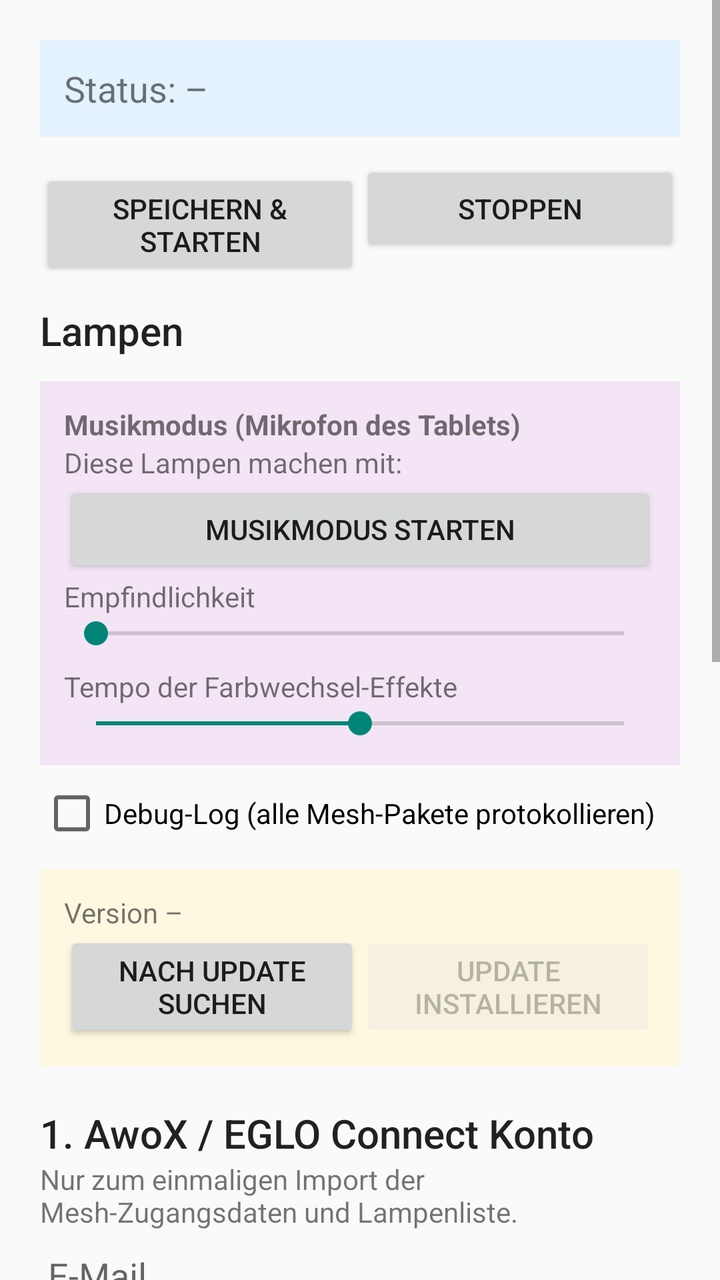
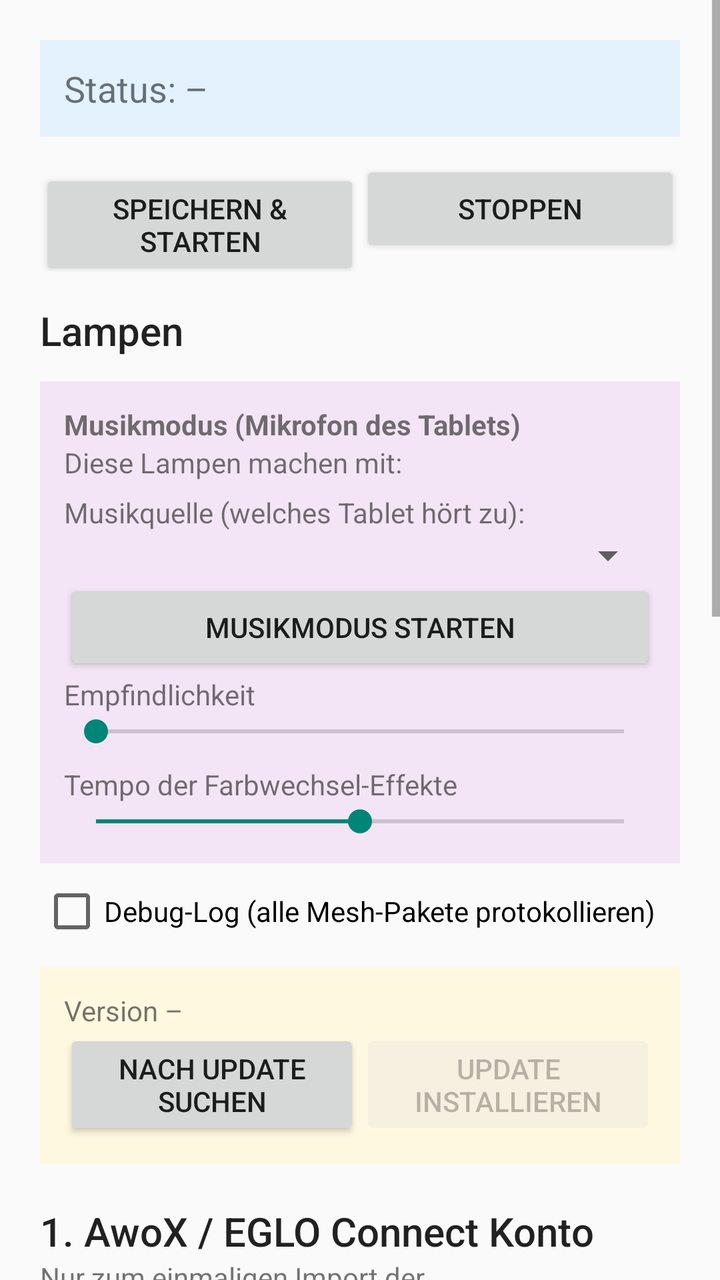

An Android layout rendered at two revisions. The XML below is the earlier revision; the diff shows what the commit changed to produce the second picture.
<!-- AndroidManifest.xml: application theme android:Theme.Material.Light.DarkActionBar -->
<!-- res/layout/activity_main.xml -->
<?xml version="1.0" encoding="utf-8"?>
<ScrollView xmlns:android="http://schemas.android.com/apk/res/android"
    android:layout_width="match_parent"
    android:layout_height="match_parent"
    android:fillViewport="true">

    <LinearLayout
        android:layout_width="match_parent"
        android:layout_height="wrap_content"
        android:orientation="vertical"
        android:descendantFocusability="beforeDescendants"
        android:focusableInTouchMode="true"
        android:padding="20dp">

        <TextView
            android:id="@+id/status"
            android:layout_width="match_parent"
            android:layout_height="wrap_content"
            android:padding="12dp"
            android:background="#E3F2FD"
            android:textSize="18sp"
            android:text="Status: –" />

        <LinearLayout
            android:layout_width="match_parent"
            android:layout_height="wrap_content"
            android:orientation="horizontal"
            android:layout_marginTop="12dp">

            <Button
                android:id="@+id/btnStart"
                android:layout_width="0dp"
                android:layout_height="wrap_content"
                android:layout_weight="1"
                android:text="Speichern &amp; Starten" />

            <Button
                android:id="@+id/btnStop"
                android:layout_width="0dp"
                android:layout_height="wrap_content"
                android:layout_weight="1"
                android:text="Stoppen" />
        </LinearLayout>

        <TextView
            style="@android:style/TextAppearance.Material.Title"
            android:layout_width="match_parent"
            android:layout_height="wrap_content"
            android:layout_marginTop="16dp"
            android:text="Lampen" />

        <LinearLayout
            android:id="@+id/lampsBox"
            android:layout_width="match_parent"
            android:layout_height="wrap_content"
            android:orientation="vertical" />

        <LinearLayout
            android:layout_width="match_parent"
            android:layout_height="wrap_content"
            android:layout_marginTop="12dp"
            android:background="#F3E5F5"
            android:orientation="vertical"
            android:padding="12dp">

            <TextView
                android:layout_width="match_parent"
                android:layout_height="wrap_content"
                android:textStyle="bold"
                android:text="Musikmodus (Mikrofon des Tablets)" />

            <TextView
                android:layout_width="match_parent"
                android:layout_height="wrap_content"
                android:text="Diese Lampen machen mit:" />

            <LinearLayout
                android:id="@+id/musicLamps"
                android:layout_width="match_parent"
                android:layout_height="wrap_content"
                android:orientation="vertical" />

            <Button
                android:id="@+id/btnMusic"
                android:layout_width="match_parent"
                android:layout_height="wrap_content"
                android:text="Musikmodus starten" />

            <TextView
                android:layout_width="match_parent"
                android:layout_height="wrap_content"
                android:text="Empfindlichkeit" />

            <SeekBar
                android:id="@+id/musicSensitivity"
                android:layout_width="match_parent"
                android:layout_height="wrap_content"
                android:max="150" />

            <TextView
                android:layout_width="match_parent"
                android:layout_height="wrap_content"
                android:layout_marginTop="8dp"
                android:text="Tempo der Farbwechsel-Effekte" />

            <SeekBar
                android:id="@+id/sequenceSpeed"
                android:layout_width="match_parent"
                android:layout_height="wrap_content"
                android:max="100"
                android:progress="50" />
        </LinearLayout>

        <CheckBox
            android:id="@+id/debugLog"
            android:layout_width="wrap_content"
            android:layout_height="wrap_content"
            android:layout_marginTop="8dp"
            android:text="Debug-Log (alle Mesh-Pakete protokollieren)" />

        <LinearLayout
            android:id="@+id/updateBox"
            android:layout_width="match_parent"
            android:layout_height="wrap_content"
            android:layout_marginTop="12dp"
            android:background="#FFF8E1"
            android:orientation="vertical"
            android:padding="12dp">

            <TextView
                android:id="@+id/updateStatus"
                android:layout_width="match_parent"
                android:layout_height="wrap_content"
                android:text="Version –" />

            <LinearLayout
                android:layout_width="match_parent"
                android:layout_height="wrap_content"
                android:orientation="horizontal">

                <Button
                    android:id="@+id/btnCheckUpdate"
                    android:layout_width="0dp"
                    android:layout_height="wrap_content"
                    android:layout_weight="1"
                    android:text="Nach Update suchen" />

                <Button
                    android:id="@+id/btnInstallUpdate"
                    android:layout_width="0dp"
                    android:layout_height="wrap_content"
                    android:layout_weight="1"
                    android:enabled="false"
                    android:text="Update installieren" />
            </LinearLayout>
        </LinearLayout>

        <TextView
            style="@android:style/TextAppearance.Material.Title"
            android:layout_width="match_parent"
            android:layout_height="wrap_content"
            android:layout_marginTop="20dp"
            android:text="1. AwoX / EGLO Connect Konto" />

        <TextView
            android:layout_width="match_parent"
            android:layout_height="wrap_content"
            android:text="Nur zum einmaligen Import der Mesh-Zugangsdaten und Lampenliste." />

        <EditText
            android:id="@+id/awoxUser"
            android:layout_width="match_parent"
            android:layout_height="wrap_content"
            android:hint="E-Mail"
            android:inputType="textEmailAddress" />

        <EditText
            android:id="@+id/awoxPassword"
            android:layout_width="match_parent"
            android:layout_height="wrap_content"
            android:hint="Passwort"
            android:inputType="textPassword" />

        <Button
            android:id="@+id/btnImport"
            android:layout_width="match_parent"
            android:layout_height="wrap_content"
            android:text="Lampen aus AwoX-Cloud importieren" />

        <TextView
            android:id="@+id/devices"
            android:layout_width="match_parent"
            android:layout_height="wrap_content"
            android:padding="8dp"
            android:background="#F5F5F5"
            android:text="Keine Lampen importiert" />

        <TextView
            style="@android:style/TextAppearance.Material.Title"
            android:layout_width="match_parent"
            android:layout_height="wrap_content"
            android:layout_marginTop="20dp"
            android:text="2. MQTT (Home Assistant Mosquitto)" />

        <EditText
            android:id="@+id/mqttHost"
            android:layout_width="match_parent"
            android:layout_height="wrap_content"
            android:hint="Host / IP"
            android:inputType="text" />

        <EditText
            android:id="@+id/mqttPort"
            android:layout_width="match_parent"
            android:layout_height="wrap_content"
            android:hint="Port (1883)"
            android:inputType="number" />

        <EditText
            android:id="@+id/mqttUser"
            android:layout_width="match_parent"
            android:layout_height="wrap_content"
            android:hint="MQTT-Benutzer"
            android:inputType="text" />

        <EditText
            android:id="@+id/mqttPassword"
            android:layout_width="match_parent"
            android:layout_height="wrap_content"
            android:hint="MQTT-Passwort"
            android:inputType="textPassword" />

        <TextView
            style="@android:style/TextAppearance.Material.Title"
            android:layout_width="match_parent"
            android:layout_height="wrap_content"
            android:layout_marginTop="20dp"
            android:text="3. Berechtigungen" />

        <LinearLayout
            android:layout_width="match_parent"
            android:layout_height="wrap_content"
            android:orientation="horizontal">

            <Button
                android:id="@+id/btnPerms"
                android:layout_width="0dp"
                android:layout_height="wrap_content"
                android:layout_weight="1"
                android:text="Standort erlauben" />

            <Button
                android:id="@+id/btnBattery"
                android:layout_width="0dp"
                android:layout_height="wrap_content"
                android:layout_weight="1"
                android:text="Akku-Optimierung aus" />
        </LinearLayout>

        <LinearLayout
            android:layout_width="match_parent"
            android:layout_height="wrap_content"
            android:orientation="horizontal"
            android:layout_marginTop="20dp">

            <TextView
                style="@android:style/TextAppearance.Material.Title"
                android:layout_width="0dp"
                android:layout_height="wrap_content"
                android:layout_weight="1"
                android:text="Log" />

            <Button
                android:id="@+id/btnCopyLog"
                android:layout_width="wrap_content"
                android:layout_height="wrap_content"
                android:text="Log kopieren" />
        </LinearLayout>

        <TextView
            android:id="@+id/log"
            android:layout_width="match_parent"
            android:layout_height="wrap_content"
            android:background="#212121"
            android:fontFamily="monospace"
            android:padding="8dp"
            android:textColor="#E0E0E0"
            android:focusable="false"
            android:focusableInTouchMode="false"
            android:textSize="11sp" />
    </LinearLayout>
</ScrollView>
<!-- resources referenced by this layout -->
<resources>

</resources>

<!-- the commit's change to res/layout/activity_main.xml (unified diff, before → after) -->
@@ -79,6 +79,17 @@
                 android:layout_width="match_parent"
                 android:layout_height="wrap_content"
                 android:orientation="vertical" />
+
+            <TextView
+                android:layout_width="match_parent"
+                android:layout_height="wrap_content"
+                android:layout_marginTop="6dp"
+                android:text="Musikquelle (welches Tablet hört zu):" />
+
+            <Spinner
+                android:id="@+id/musicSource"
+                android:layout_width="match_parent"
+                android:layout_height="wrap_content" />
 
             <Button
                 android:id="@+id/btnMusic"
@@ -201,6 +212,13 @@
             android:layout_height="wrap_content"
             android:layout_marginTop="20dp"
             android:text="2. MQTT (Home Assistant Mosquitto)" />
+
+        <EditText
+            android:id="@+id/bridgeName"
+            android:layout_width="match_parent"
+            android:layout_height="wrap_content"
+            android:hint="Name dieses Tablets (z. B. Tablet Wohnzimmer)"
+            android:inputType="text" />
 
         <EditText
             android:id="@+id/mqttHost"
